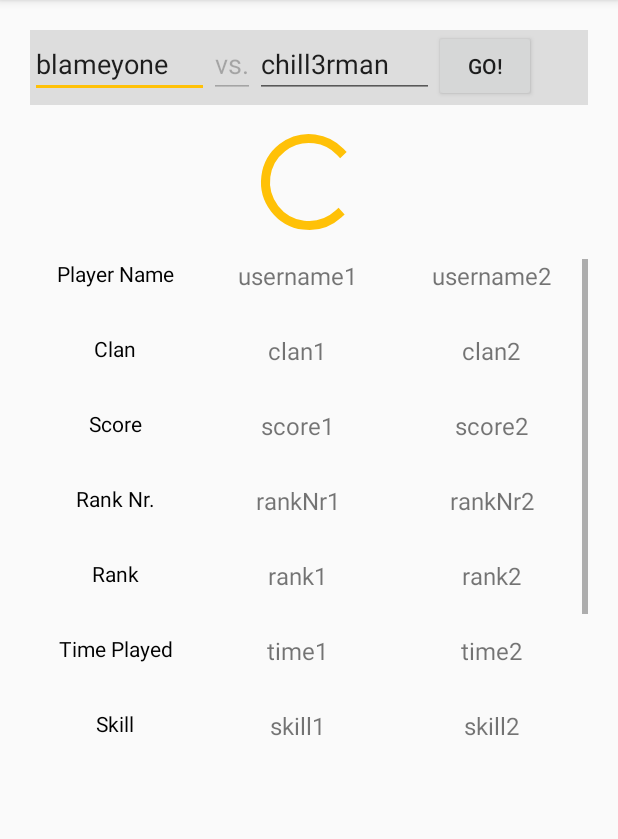
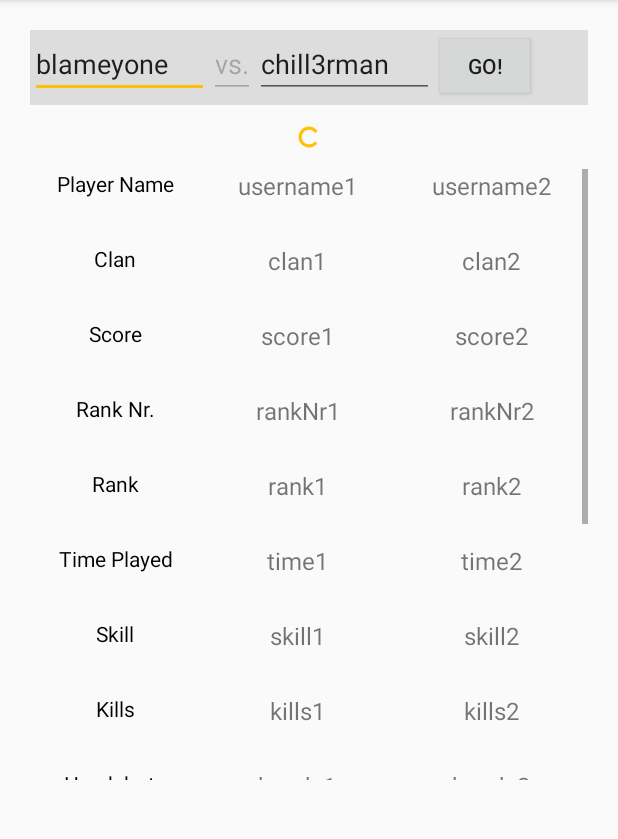
Before and after one commit to mafraqs/BF4StatsApp, an Android app: the layout activity_comparison.xml on its own in the app's theme, with its tools: preview values and no code run, on a phone screen of 412 x 824 dp, the part 84-923 px from its top. Run offline under Robolectric (Android 15) with nearby library versions, the light colour scheme and no system bars.

Commit message:
added progress bar to mainactivity
fixed merge conflict

```diff
--- a/app/src/main/java/com/example/marius/bf4statsapp/ComparisonActivity.java
+++ b/app/src/main/java/com/example/marius/bf4statsapp/ComparisonActivity.java
@@ -327,11 +327,7 @@ public class ComparisonActivity extends Activity {
                 mTV_WLR2.setText(sExtraWLR);
                 mTV_SPM2.setText(sExtraSPM);
                 mTV_KPM2.setText(sExtraKPM);
-
-<<<<<<< HEAD
-=======
                 spinner.setVisibility(View.GONE);
->>>>>>> e871eaa8f8ad7e20b4d7c8ea89e1fd800f5c17d5
             } catch (JSONException e) {
                 e.printStackTrace();
             }
--- a/app/src/main/res/layout/activity_comparison.xml
+++ b/app/src/main/res/layout/activity_comparison.xml
@@ -74,7 +74,7 @@
 
             <ProgressBar
                 android:id="@+id/progressBar1"
-                style="?android:attr/progressBarStyleLarge"
+                style="?android:attr/progressBarStyleSmallInverse"
                 android:layout_width="match_parent"
                 android:layout_height="wrap_content"
                 android:layout_centerHorizontal="true" />
```
Also changed, not shown: app/src/main/java/com/example/marius/bf4statsapp/MainActivity.java (+7 -0 lines), app/src/main/res/layout/activity_main.xml (+8 -0 lines).
